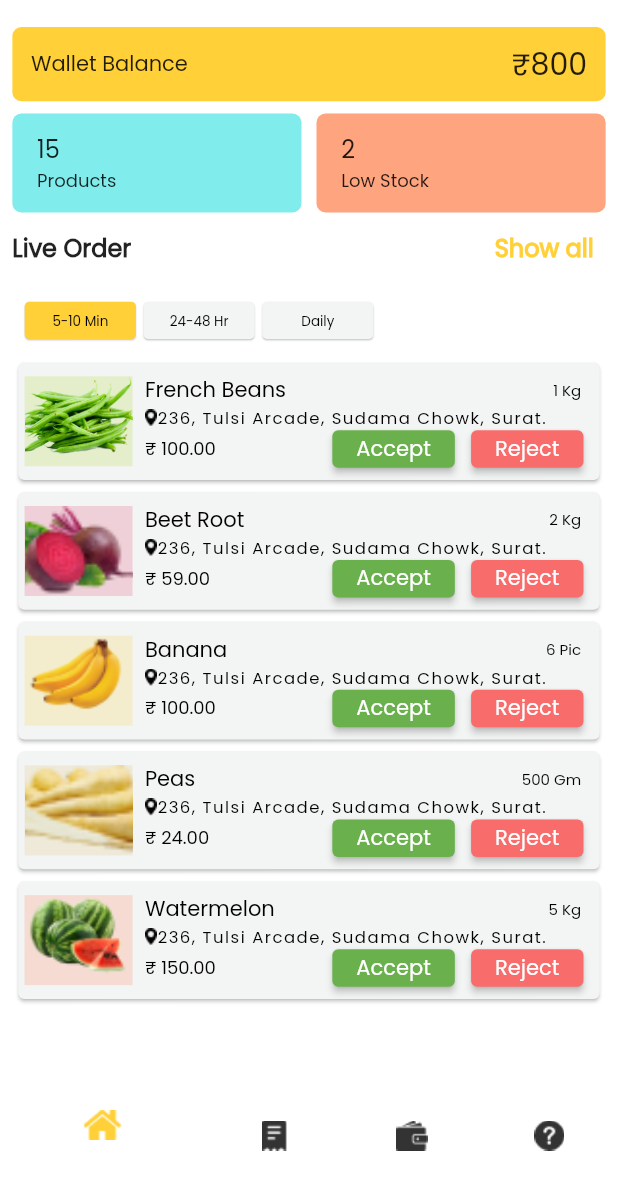
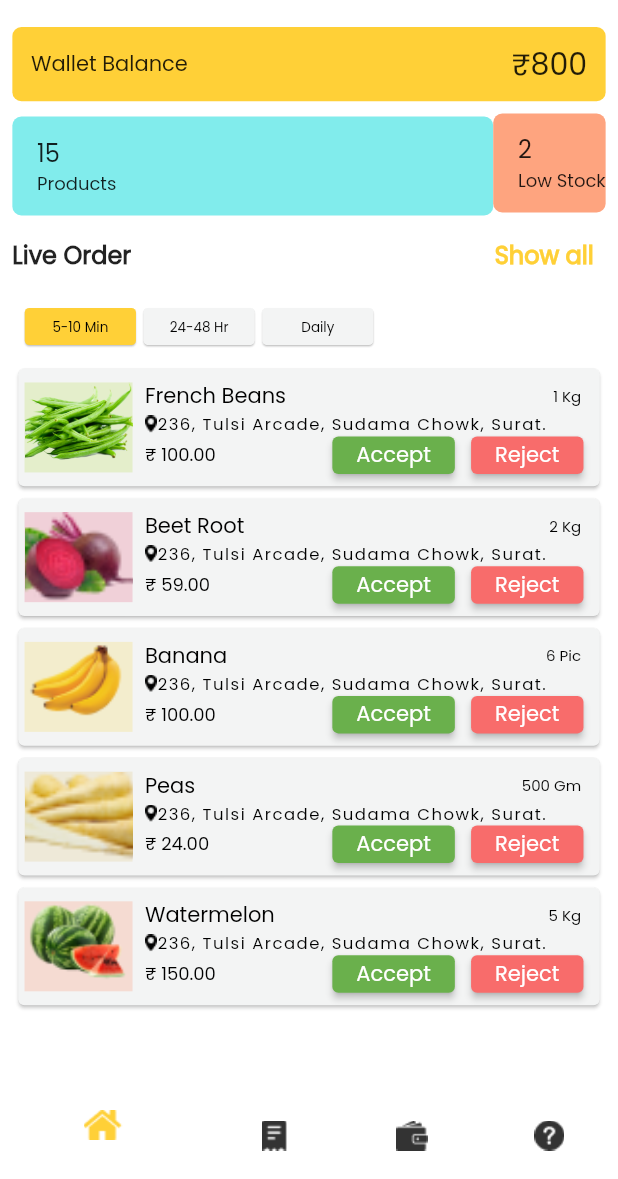
Before and after one commit to Neel-Paghadal/grocery_distributor, a Flutter app: the HomeScreen screen opened directly, on a phone screen of 412 x 824 dp, the part 57-1236 px from its top. Run offline on Flutter 3.47's test engine with Material 2 defaults, Android fonts, the phone set to English and light mode, and no system bars; our stand-ins replace flutter_svg, get.

Commit message:
add desgin godown stock add desgin user list add dash board add low stock add live order add order details

```diff
--- a/lib/Screens/home_screen.dart
+++ b/lib/Screens/home_screen.dart
@@ -41,16 +41,6 @@ class _HomeScreenState extends State<HomeScreen> {
       ),
       key: _globalKey,
       backgroundColor: ConstColour.bgColor,
-      // appBar: PreferredSize(
-      //     preferredSize: Size(deviceWidth, deviceHeight),
-      //     child: DetailsAppbar(
-      //       title: "Dashboard",
-      //       onTap: () {
-      //         Scaffold.of(context).openDrawer();
-      //         //_globalKey.currentState?.openDrawer();
-      //         Get.back();
-      //       },
-      //     )),
       appBar: AppBar(
         backgroundColor: Colors.white,
         title: Text("Dashboard",
@@ -60,14 +50,6 @@ class _HomeScreenState extends State<HomeScreen> {
         iconTheme: IconThemeData(
           color: Colors.black, // Change this color to your desired color
         ),
-        // leading: IconButton(
-        //   icon: Icon(Icons.menu,
-        //     color: Colors.black,),
-        //   onPressed: (){
-        //     //Scaffold.of(context).openDrawer();
-        //   },
-        //   tooltip: MaterialLocalizations.of(context).openAppDrawerTooltip,
-        // ),
         actions: [
           IconButton(onPressed: (){}, icon: Image.asset("assets/Icons/notification.png"))
         ],
@@ -151,8 +133,10 @@ class _HomeScreenState extends State<HomeScreen> {
                               ),
                             ),
                           ),
-                          SizedBox(width: 10),
-                          Expanded(
+
+                          Padding(
+                            padding:  EdgeInsets.only(bottom: deviceWidth*0.01),
+                            child: Expanded(
                               child: Container(
                                 decoration: BoxDecoration(
                                     borderRadius: BorderRadius.circular(6),
@@ -180,6 +164,7 @@ class _HomeScreenState extends State<HomeScreen> {
                                             fontSize: 12),
                                       ),
                                     ],
+                                  ),
                                 ),
                               ),
                             ),
```
Also changed, not shown: assets/Screenshot (1).png (deleted), assets/Screenshot 2023-08-24 141529.png (added). Lines whose indentation alone changed are shown as unchanged.
